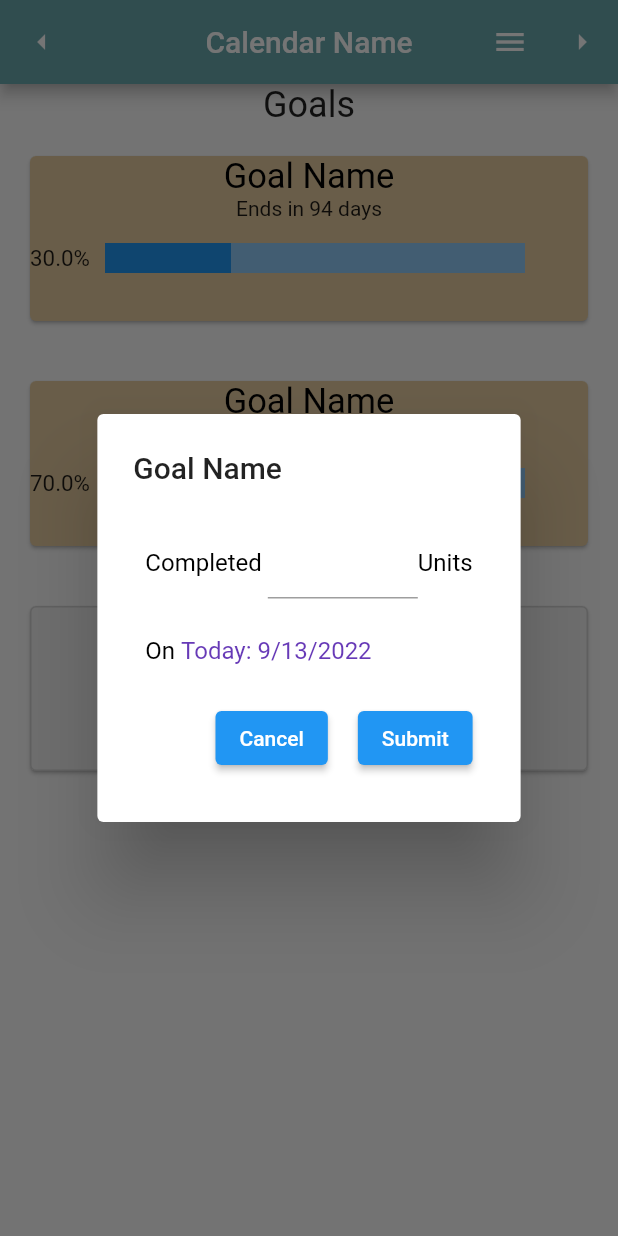
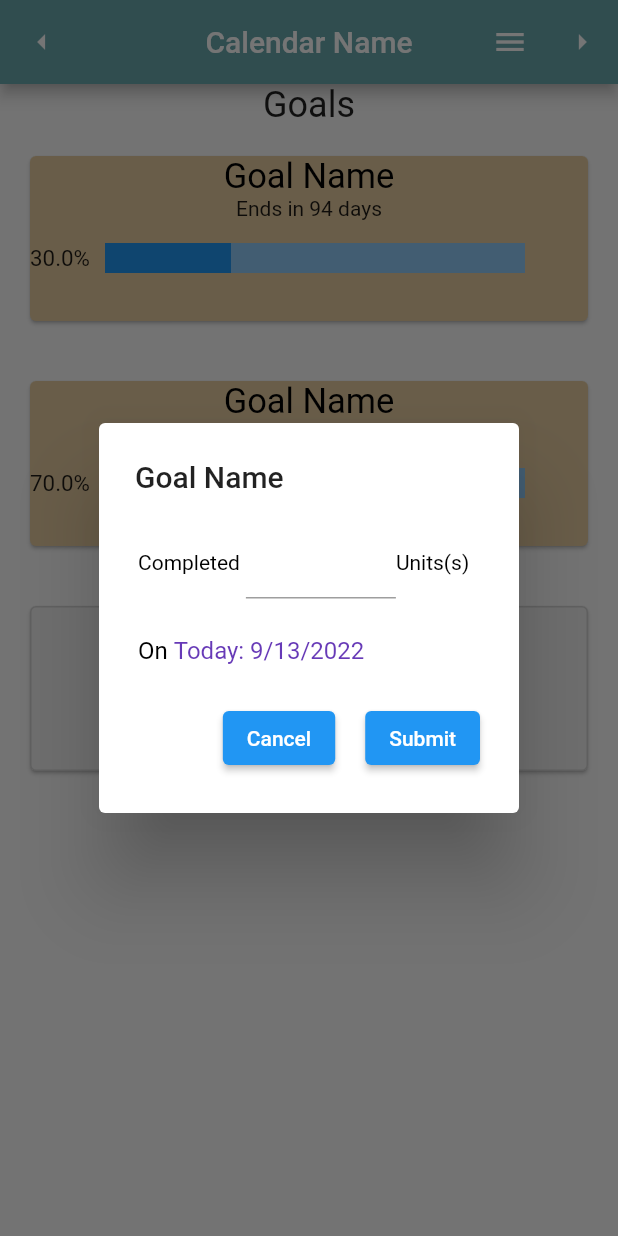
Before and after one commit to DavisKerr/microCalendar, a Flutter app: the screen it shows after launch, after a tap on "Goal Name", on a phone screen of 412 x 824 dp. Run offline on Flutter 3.47's test engine with Material 2 defaults, Android fonts, the phone set to English and light mode, and no system bars; our stand-ins replace flutter_redux, redux, wheel_chooser; Roboto replaces fonts that are missing (OpenSans).

Commit message:
Added full goal editing functionality.

```diff
--- a/lib/Actions/goal_actions.dart
+++ b/lib/Actions/goal_actions.dart
@@ -21,3 +21,8 @@ class AddGoalProgressAction extends GoalAction {
 class DeleteGoalAction extends GoalAction {
   const DeleteGoalAction(Goal goal) : super(goal);
 }
+
+@immutable
+class ModifyGoalAction extends GoalAction {
+  const ModifyGoalAction(Goal goal) : super(goal);
+}
--- a/lib/Model/goal.dart
+++ b/lib/Model/goal.dart
@@ -12,7 +12,6 @@ class Goal {
   final double goalQuantity;
   final String goalUnits;
   final PeriodUnit goalPeriod;
-  final Duration goalDuration;
   final String goalStartDate;
   final String goalEndDate;
   final Iterable<GoalProgress>? progress;
@@ -26,7 +25,6 @@ class Goal {
     required this.goalQuantity,
     required this.goalUnits,
     required this.goalPeriod,
-    required this.goalDuration,
     required this.goalStartDate,
     required this.goalEndDate,
     required this.goalId,
--- a/lib/State/app_state.dart
+++ b/lib/State/app_state.dart
@@ -27,7 +27,6 @@ class AppState {
         goalPeriod: PeriodUnit.day,
         goalStartDate: "2022-04-20 00:00:00",
         goalEndDate: "2022-12-15 23:59:99.99",
-        goalDuration: Duration(days: 31),
         progress: [GoalProgress(progress: 1, dateString: '2022-04-23 12:23:04'), GoalProgress(progress: 2, dateString: '2022-04-24 12:20:07')],
         goalId: 0,
       ),
@@ -39,7 +38,6 @@ class AppState {
         goalPeriod: PeriodUnit.day,
         goalStartDate: "2022-04-20 00:00:00",
         goalEndDate: "2022-12-15 23:59:99.99",
-        goalDuration: Duration(days: 31),
         progress: [GoalProgress(progress: 5, dateString: '2022-04-21 12:23:04'), GoalProgress(progress: 2, dateString: '2022-04-22 12:20:07')],
         goalId: 1,
       )
--- a/lib/Widgets/track_goal_popup.dart
+++ b/lib/Widgets/track_goal_popup.dart
@@ -59,12 +59,12 @@ class _TrackGoalPopupState extends State<TrackGoalPopup> {
       scrollable: true,
       title: Text(widget.goal.goalName),
       content: Padding(
-        padding: const EdgeInsets.all(8.0),
+        padding: const EdgeInsets.all(2.0),
         child: Column(
           children: <Widget>[
             Row(
               children: <Widget>[
-                const Text("Completed", style: TextStyle(fontSize: 16),),
+                const Text("Completed", style: TextStyle(fontSize: 14),),
                 const SizedBox(width: 4),
                 Container(
                   width: 100,
@@ -75,7 +75,7 @@ class _TrackGoalPopupState extends State<TrackGoalPopup> {
 
                   ),
                 ),
-                Text(widget.goal.goalUnits, style: TextStyle(fontSize: 16),)
+                Text(widget.goal.goalUnits + "(s)", style: TextStyle(fontSize: 14),)
               ],
             ),
             const SizedBox(height: 25),
```
Also changed, not shown: TODO.txt (+7 -2 lines), lib/Reducers/Reducer.dart (+29 -2 lines), lib/Widgets/edit_delete_goal_popup.dart (+21 -14 lines).
